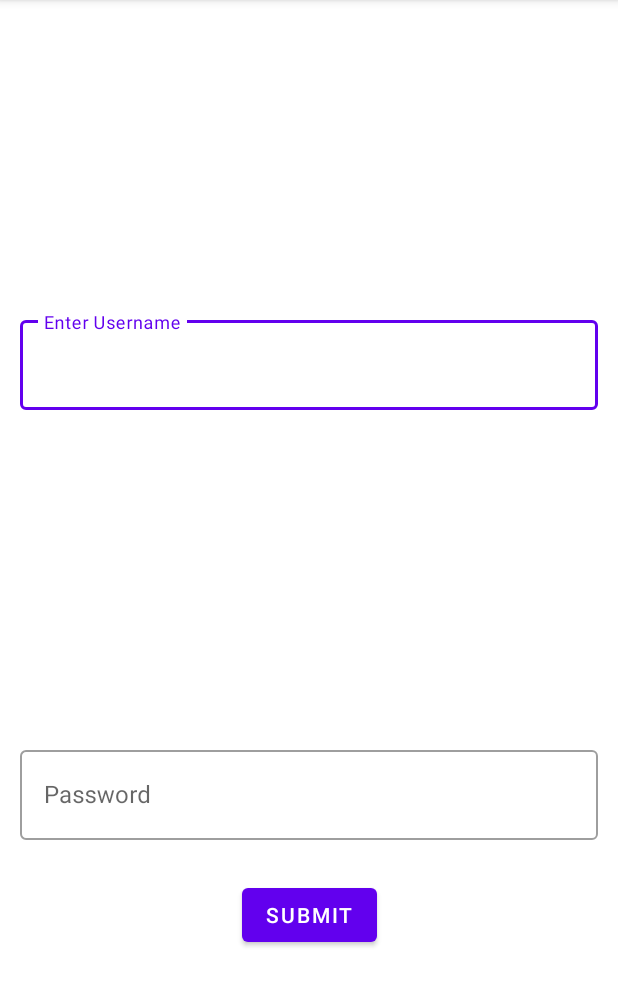
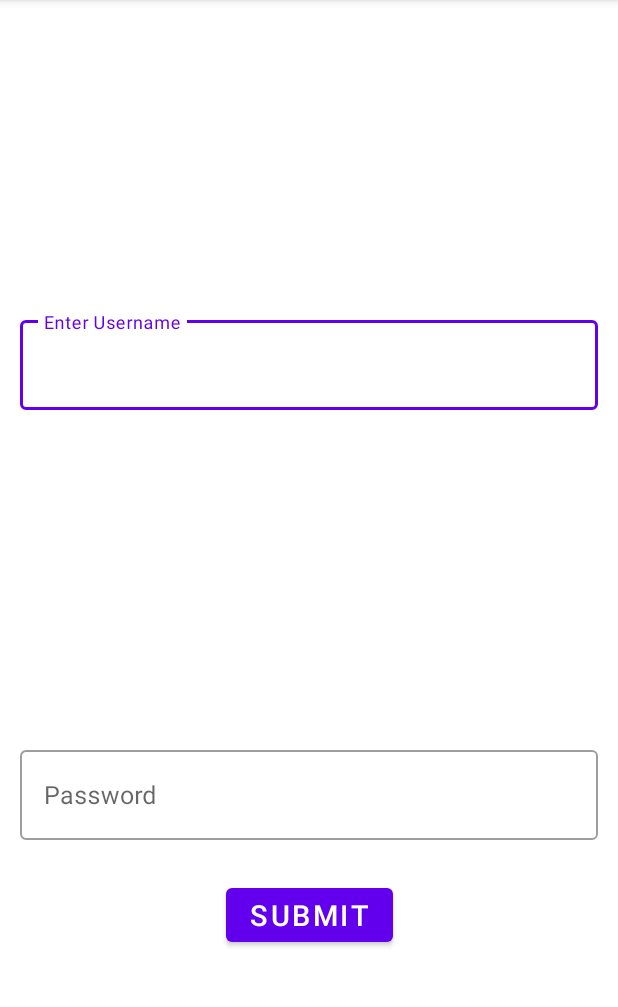
Before and after one commit to ken1000minus7/Patient-Registration, an Android app: the screen it shows after launch (LoginActivity), on a phone screen of 412 x 824 dp, the part 84-1091 px from its top. Run offline under Robolectric (Android 15) with nearby library versions, the phone set to English and light mode, and no system bars; our stand-ins replace Dagger/Hilt's generated code, sdp/ssp sizes.

Commit message:
smol ui change

```diff
--- a/app/src/main/res/layout/activity_login.xml
+++ b/app/src/main/res/layout/activity_login.xml
@@ -22,6 +22,7 @@
             android:layout_height="match_parent"
             android:hint="Enter Username"
             android:ems="10"
+            android:textSize="@dimen/_13ssp"
             android:inputType="textPersonName"
             android:padding="10dp" />
     </com.google.android.material.textfield.TextInputLayout>
@@ -41,6 +42,7 @@
             android:layout_width="match_parent"
             android:layout_height="match_parent"
             android:ems="10"
+            android:textSize="@dimen/_13ssp"
             android:hint="Password"
             android:inputType="textPassword"
             android:padding="10dp"/>
@@ -54,6 +56,7 @@
         app:layout_constraintStart_toStartOf="parent"
         app:layout_constraintEnd_toEndOf="parent"
         android:layout_margin="@dimen/_20sdp"
+        android:textSize="@dimen/_15ssp"
         app:layout_constraintTop_toBottomOf="@id/til_pass_word"/>
 
 </androidx.constraintlayout.widget.ConstraintLayout>
```
